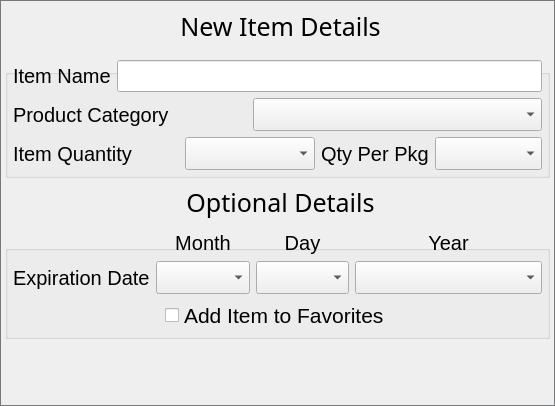
First picture: the form in Windows/NewItemDetails.ui, repository addisonElliott/SmartShopTouchScreen, before the edit.
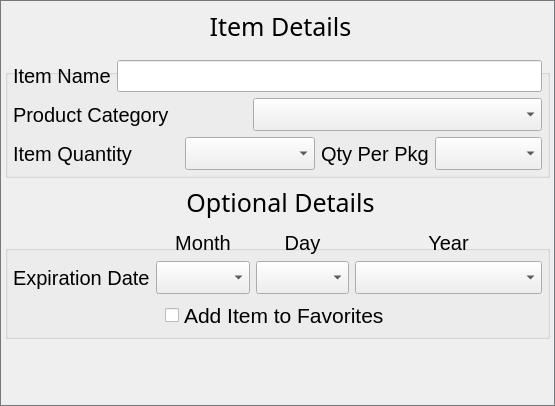
Second picture: the form after the edit. Icons and pictures are not drawn. Custom widgets are drawn as their Qt base class.

The edit to the form file:
```diff
--- a/Windows/NewItemDetails.ui
+++ b/Windows/NewItemDetails.ui
@@ -338,7 +338,7 @@
 }</string>
      </property>
      <property name="title">
-      <string>New Item Details</string>
+      <string>Item Details</string>
      </property>
      <property name="alignment">
       <set>Qt::AlignCenter</set>
```
Left out of the diff: 3 changed lines with no effect on the pictures.
